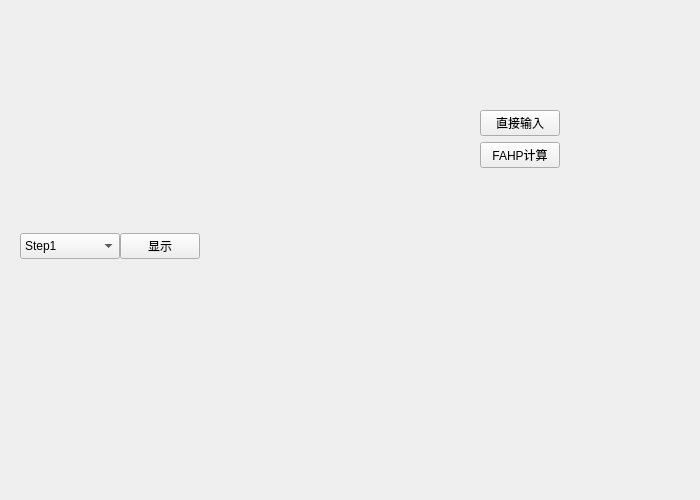
The window that Step2.ui (albert2lyu/QualityFunctionDeployment) describes before a commit, drawn with Qt 5.
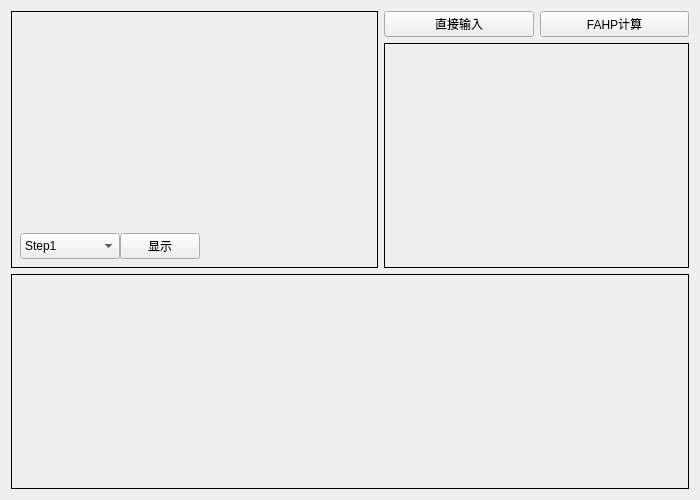
The same window after the commit. Icons and pictures are not drawn.

The edit to the form file:
```diff
--- a/Step2.ui
+++ b/Step2.ui
@@ -42,6 +42,9 @@
          <height>200</height>
         </size>
        </property>
+       <property name="styleSheet">
+        <string notr="true">#widget{border:1px solid black}</string>
+       </property>
        <layout class="QVBoxLayout" name="verticalLayout_3">
         <item>
          <widget class="QWidget" name="widget_2" native="true">
@@ -58,7 +61,8 @@
            </size>
           </property>
           <property name="styleSheet">
-           <string notr="true">image: url(:/image/back.png);</string>
+           <string notr="true">image: url(:/image/back.png);
+border-color: rgb(0, 0, 0);border:1px;</string>
           </property>
          </widget>
         </item>
@@ -114,32 +118,28 @@
       </widget>
      </item>
      <item>
-      <widget class="QStackedWidget" name="stackedWidget">
-       <property name="sizePolicy">
-        <sizepolicy hsizetype="Minimum" vsizetype="Preferred">
-         <horstretch>0</horstretch>
-         <verstretch>0</verstretch>
-        </sizepolicy>
-       </property>
+      <widget class="QWidget" name="widget_3" native="true">
        <property name="minimumSize">
         <size>
-         <width>0</width>
+         <width>300</width>
          <height>0</height>
         </size>
        </property>
-       <property name="currentIndex">
-        <number>0</number>
-       </property>
-       <widget class="QWidget" name="page">
-        <layout class="QGridLayout" name="gridLayout" rowstretch="3" columnstretch="2">
-         <item row="0" column="0">
           <layout class="QVBoxLayout" name="verticalLayout_2">
            <property name="leftMargin">
-            <number>120</number>
+         <number>0</number>
+        </property>
+        <property name="topMargin">
+         <number>0</number>
            </property>
            <property name="rightMargin">
-            <number>120</number>
-           </property>
+         <number>0</number>
+        </property>
+        <property name="bottomMargin">
+         <number>0</number>
+        </property>
+        <item>
+         <layout class="QHBoxLayout" name="horizontalLayout_2">
            <item>
             <widget class="QPushButton" name="pushButton">
              <property name="sizePolicy">
@@ -168,12 +168,34 @@
            </item>
           </layout>
          </item>
-        </layout>
-       </widget>
+        <item>
+         <widget class="QStackedWidget" name="stackedWidget">
+          <property name="sizePolicy">
+           <sizepolicy hsizetype="Minimum" vsizetype="Preferred">
+            <horstretch>0</horstretch>
+            <verstretch>0</verstretch>
+           </sizepolicy>
+          </property>
+          <property name="minimumSize">
+           <size>
+            <width>0</width>
+            <height>0</height>
+           </size>
+          </property>
+          <property name="styleSheet">
+           <string notr="true">#stackedWidget{border:1px solid black}</string>
+          </property>
+          <property name="currentIndex">
+           <number>0</number>
+          </property>
+          <widget class="QWidget" name="page"/>
        <widget class="QWidget" name="page_2"/>
       </widget>
      </item>
     </layout>
+      </widget>
+     </item>
+    </layout>
    </item>
    <item>
     <widget class="QStackedWidget" name="stackedWidget_2">
@@ -189,6 +211,9 @@
        <height>200</height>
       </size>
      </property>
+     <property name="styleSheet">
+      <string notr="true">#stackedWidget_2{border:1px solid black}</string>
+     </property>
      <widget class="QWidget" name="page_3">
       <layout class="QGridLayout" name="gridLayout_2">
        <property name="leftMargin">
```
Left out of the diff: 5 changed lines with no effect on the pictures. Lines whose indentation alone changed are shown as unchanged.
